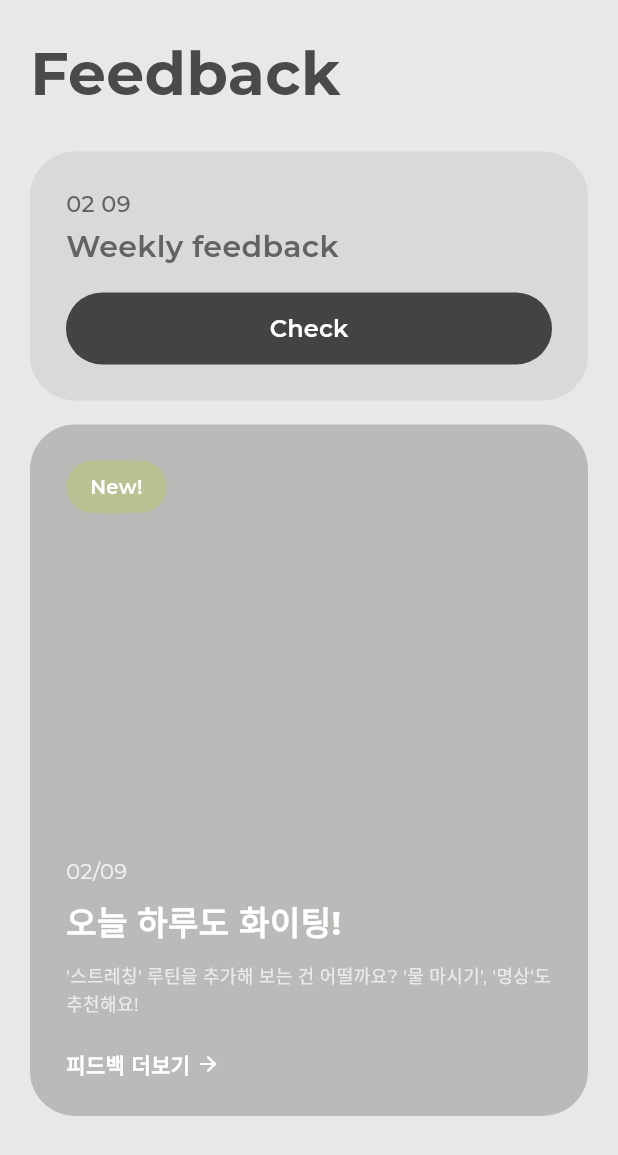
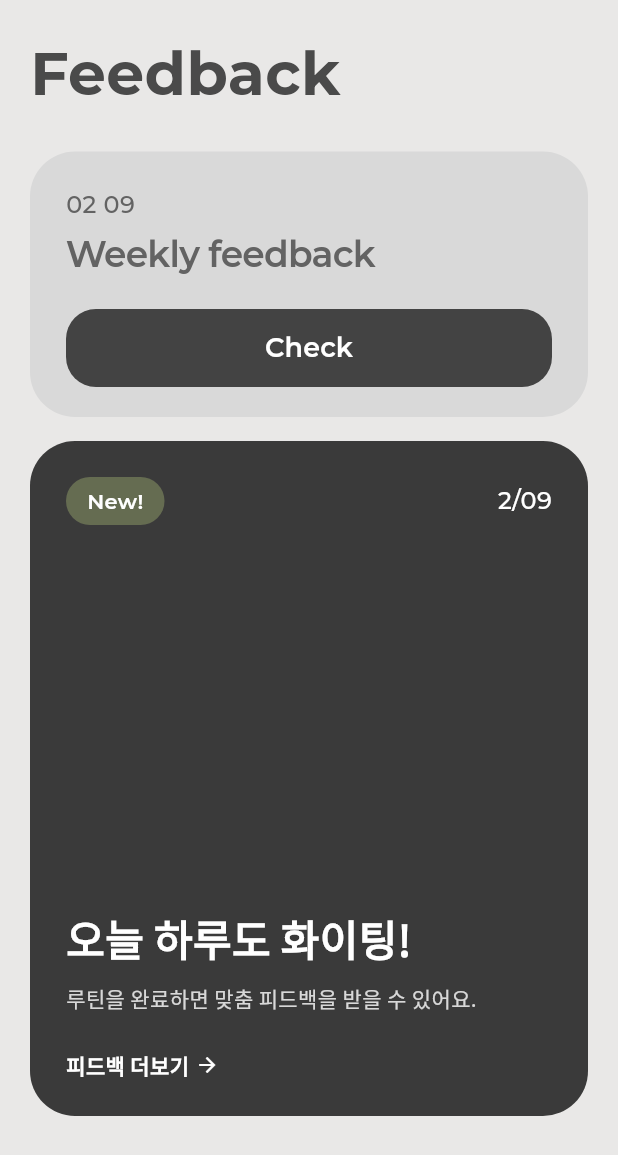
Before and after one commit to dellyu03/uphill, a Flutter app: the FeedbackScreen screen opened directly, on a phone screen of 412 x 824 dp. Shown: the top 1155 px of the screen. Run offline on Flutter 3.47's test engine with Material 3 defaults, Android fonts, the light colour scheme and no system bars; our stand-ins replace camera, firebase_auth, firebase_core, google_fonts, google_sign_in, permission_handler and 1 more; accounts and stored records are empty; network calls fail.

Commit message:
feat : 회고록 페이지 피그마에 적용된 디자인으로 수정

```diff
--- a/uphill/lib/screens/feedback_screen.dart
+++ b/uphill/lib/screens/feedback_screen.dart
@@ -9,6 +9,7 @@ import '../theme/app_theme.dart';
 import '../constants/app_constants.dart';
 import '../services/routine_service.dart';
 import '../services/auth_service.dart';
+import '../services/dummy_auth_service.dart';
 
 /// 피드백 화면 위젯
 /// 주간 피드백과 일간 AI 피드백을 표시합니다.
@@ -28,6 +29,7 @@ class FeedbackScreenState extends State<FeedbackScreen>
 
   /// 인증 서비스 싱글톤
   final AuthService _authService = AuthService();
+  final DummyAuthService _dummyAuthService = DummyAuthService();
 
   /// 로딩 상태
   bool _isLoading = true;
@@ -41,6 +43,7 @@ class FeedbackScreenState extends State<FeedbackScreen>
   List<String> _recommendedRoutines = [];
   int _totalRoutines = 0;
   int _totalDurationSeconds = 0;
+  String? _backgroundImageUrl;
 
   @override
   void initState() {
@@ -68,6 +71,10 @@ class FeedbackScreenState extends State<FeedbackScreen>
     _loadDailyFeedback();
   }
 
+  /// 로그인 여부 확인
+  bool get _isLoggedIn =>
+      _authService.isLoggedIn || _dummyAuthService.isLoggedIn;
+
   /// 일간 피드백 로드
   /// [Backend 요청] GET /executions/daily/{date}/feedback
   Future<void> _loadDailyFeedback() async {
@@ -80,9 +87,11 @@ class FeedbackScreenState extends State<FeedbackScreen>
 
     try {
       // 로그인 확인
-      if (!_authService.isLoggedIn) {
+      if (!_isLoggedIn) {
         final loaded = await _authService.loadStoredAuth();
-        if (!loaded) {
+        final dummyLoaded = await _dummyAuthService.loadStoredAuth();
+
+        if (!loaded && !dummyLoaded) {
           if (!mounted) return;
           setState(() {
             _isLoading = false;
@@ -121,14 +130,17 @@ class FeedbackScreenState extends State<FeedbackScreen>
     setState(() {
       _aiFeedbackShort = feedback['ai_feedback_short'] ?? '';
       _aiFeedbackFull = feedback['ai_feedback_full'] ?? '';
-      _recommendedRoutines =
-          List<String>.from(feedback['recommended_routines'] ?? []);
+      _recommendedRoutines = List<String>.from(
+        feedback['recommended_routines'] ?? [],
+      );
 
       final summary = feedback['summary'] as Map<String, dynamic>?;
       if (summary != null) {
         _totalRoutines = summary['total_routines'] ?? 0;
         _totalDurationSeconds = summary['total_duration_seconds'] ?? 0;
       }
+
+      _backgroundImageUrl = feedback['background_image_url'];
 
       debugPrint('📝 파싱된 피드백 - short: $_aiFeedbackShort');
       debugPrint('📝 추천 루틴: $_recommendedRoutines');
@@ -147,11 +159,6 @@ class FeedbackScreenState extends State<FeedbackScreen>
       _recommendedRoutines = TextConstants.defaultRecommendedRoutines;
       _errorMessage = null;
     });
-  }
-
-  /// 날짜 포맷팅
-  String _formatDate(DateTime date) {
-    return '${date.month.toString().padLeft(2, '0')}/${date.day.toString().padLeft(2, '0')}';
   }
 
   @override
@@ -173,11 +180,17 @@ class FeedbackScreenState extends State<FeedbackScreen>
               // 헤더 - "Feedback" 타이틀
               _buildHeader(),
               const SizedBox(height: 24),
-              // 주간 피드백 카드
-              _buildWeeklyCard(colors),
-              const SizedBox(height: 16),
-              // 일간 AI 피드백 카드
-              Expanded(child: _buildInsightCard(colors)),
+
+              // 피드백 데이터가 없으면 빈 상태 표시
+              if (_aiFeedbackShort.isEmpty && !_isLoading)
+                Expanded(child: _buildEmptyState(colors))
+              else ...[
+                // 주간 피드백 카드
+                _buildWeeklyCard(colors),
+                const SizedBox(height: 16),
+                // 일간 AI 피드백 카드
+                Expanded(child: _buildInsightCard(colors)),
+              ],
               const SizedBox(height: 80),
             ],
           ),
@@ -198,19 +211,65 @@ class FeedbackScreenState extends State<FeedbackScreen>
     );
   }
 
-  /// 주간 피드백 카드 위젯
+  /// 빈 상태 위젯 (Figma 646:1225)
+  Widget _buildEmptyState(UphillColors colors) {
+    return Column(
+      mainAxisAlignment: MainAxisAlignment.center,
+      children: [
+        // 빈 상태 이미지 (Mailbox)
+        // 실제 이미지가 없으므로 아이콘으로 대체, 추후 이미지 asset으로 교체 필요
+        Container(
+          width: 200,
+          height: 200,
+          decoration: BoxDecoration(
+            color: const Color(0xFFC0CC90), // Figma 유사 색상
+            shape: BoxShape.circle,
+          ),
+          child: ClipOval(
+            child: Image.asset(
+              'assets/images/img_feedback_empty.png',
+              width: 200,
+              height: 200,
+              fit: BoxFit.cover,
+              errorBuilder: (context, error, stackTrace) {
+                return const Icon(
+                  Icons.mail_outline,
+                  size: 100,
+                  color: Colors.white,
+                );
+              },
+            ),
+          ),
+        ),
+        const SizedBox(height: 32),
+        // 안내 텍스트
+        Text(
+          '아직 도착한 피드백이 없어요.',
+          style: GoogleFonts.notoSansKr(
+            fontSize: 18,
+            fontWeight: FontWeight.w500,
+            color: const Color(0xFF4A4A4A),
+          ),
+          textAlign: TextAlign.center,
+        ),
+        const SizedBox(height: 100), // 시각적 중심 보정
+      ],
+    );
+  }
+
+  /// 주간 피드백 카드 위젯 (Figma 487:2499 Top Card)
   Widget _buildWeeklyCard(UphillColors colors) {
+    // Figma 상 날짜 예시: 12 04
     final now = DateTime.now();
     final dateDisplay =
         '${now.month.toString().padLeft(2, '0')} ${now.day.toString().padLeft(2, '0')}';
 
-    // 주간 피드백 카드 컨테이너
     return Container(
       width: double.infinity,
-      padding: const EdgeInsets.all(24),
+      padding: const EdgeInsets.fromLTRB(24, 24, 24, 20),
       decoration: BoxDecoration(
-        color: colors.feedbackCardWeekBg,
-        borderRadius: BorderRadius.circular(LayoutConstants.largeBorderRadius),
+        color: const Color(0xFFD9D9D9), // Figma Design Color
+        borderRadius: BorderRadius.circular(30), // Figma Radius
       ),
       child: Column(
         crossAxisAlignment: CrossAxisAlignment.start,
@@ -219,9 +278,9 @@ class FeedbackScreenState extends State<FeedbackScreen>
           Text(
             dateDisplay,
             style: GoogleFonts.montserrat(
-              fontSize: 15,
+              fontSize: 16,
               fontWeight: FontWeight.w500,
-              color: colors.feedbackCardWeekText,
+              color: const Color(0xFF636363),
             ),
           ),
           const SizedBox(height: 4),
@@ -229,33 +288,32 @@ class FeedbackScreenState extends State<FeedbackScreen>
           Text(
             'Weekly feedback',
             style: GoogleFonts.montserrat(
-              fontSize: 20,
+              fontSize: 24,
               fontWeight: FontWeight.w600,
-              color: colors.feedbackCardWeekText,
+              color: const Color(0xFF636363),
+              letterSpacing: -0.5,
             ),
           ),
-          const SizedBox(height: 16),
+          const SizedBox(height: 20),
           // Check 버튼
           SizedBox(
             width: double.infinity,
-            height: 48,
+            height: 52,
             child: ElevatedButton(
               onPressed: () {},
               style: ElevatedButton.styleFrom(
-                backgroundColor: colors.feedbackBtnCheckBg,
+                backgroundColor: const Color(0xFF434343), // Figma Design Color
                 shape: RoundedRectangleBorder(
-                  borderRadius: BorderRadius.circular(
-                    LayoutConstants.cardBorderRadius,
-                  ),
+                  borderRadius: BorderRadius.circular(20),
                 ),
                 elevation: 0,
               ),
               child: Text(
                 'Check',
                 style: GoogleFonts.montserrat(
-                  fontSize: 16,
+                  fontSize: 18,
                   fontWeight: FontWeight.w600,
-                  color: colors.feedbackBtnCheckText,
+                  color: Colors.white,
                 ),
               ),
             ),
@@ -265,7 +323,7 @@ class FeedbackScreenState extends State<FeedbackScreen>
     );
   }
 
-  /// 일간 인사이트 카드 위젯
+  /// 일간 인사이트 카드 위젯 (Figma 487:2499 Bottom Card)
   Widget _buildInsightCard(UphillColors colors) {
     // 로딩 상태
     if (_isLoading) {
@@ -277,8 +335,133 @@ class FeedbackScreenState extends State<FeedbackScreen>
       return _buildErrorCard(colors);
     }
 
-    // 정상 상태
-    return _buildContentCard(colors);
+    final now = DateTime.now();
+
+    // 배경 이미지 프로바이더 결정
+    ImageProvider? imageProvider;
+    if (_backgroundImageUrl != null) {
+      if (_backgroundImageUrl!.startsWith('http')) {
+        imageProvider = NetworkImage(_backgroundImageUrl!);
+      } else {
+        imageProvider = AssetImage(_backgroundImageUrl!);
+      }
+    }
+
+    return Container(
+      width: double.infinity,
+      decoration: BoxDecoration(
+        color: const Color(0xFF3A3A3A),
+        borderRadius: BorderRadius.circular(30),
+        image: imageProvider != null
+            ? DecorationImage(
+                image: imageProvider,
+                fit: BoxFit.cover,
+                colorFilter: const ColorFilter.mode(
+                  Colors.black38, // 이미지 어둡게 처리
+                  BlendMode.darken,
+                ),
+              )
+            : null,
+      ),
+      child: Stack(
+        children: [
+          Padding(
+            padding: const EdgeInsets.all(24),
+            child: Column(
+              crossAxisAlignment: CrossAxisAlignment.start,
+              children: [
+                Row(
+                  mainAxisAlignment: MainAxisAlignment.spaceBetween,
+                  children: [
+                    // New 배지
+                    Container(
+                      padding: const EdgeInsets.symmetric(
+                        horizontal: 14,
+                        vertical: 6,
+                      ),
+                      decoration: BoxDecoration(
+                        color: const Color(0xFF6A7154).withOpacity(0.9),
+                        borderRadius: BorderRadius.circular(20),
+                      ),
+                      child: Text(
+                        'New!',
+                        style: GoogleFonts.montserrat(
+                          fontSize: 14,
+                          fontWeight: FontWeight.w600,
+                          color: Colors.white,
+                        ),
+                      ),
+                    ),
+                    // 날짜
+                    Text(
+                      '${now.month}/${now.day.toString().padLeft(2, '0')}',
+                      style: GoogleFonts.montserrat(
+                        fontSize: 16,
+                        fontWeight: FontWeight.w500,
+                        color: Colors.white,
+                      ),
+                    ),
+                  ],
+                ),
+                const Spacer(),
+
+                // 메인 피드백 텍스트
+                Text(
+                  _aiFeedbackShort.isNotEmpty
+                      ? _aiFeedbackShort
+                      : '오늘의 루틴을 완료해보세요',
+                  style: GoogleFonts.notoSansKr(
+                    fontSize: 28,
+                    fontWeight: FontWeight.bold,
+                    color: Colors.white,
+                    height: 1.3,
+                  ),
+                ),
+                const SizedBox(height: 12),
+
+                // 서브 피드백 텍스트 (추천 문구)
+                Text(
+                  _aiFeedbackFull.isNotEmpty
+                      ? _aiFeedbackFull
+                      : '루틴을 수행하면 더 정확한 피드백을 받을 수 있어요.',
+                  style: GoogleFonts.notoSansKr(
+                    fontSize: 14,
+                    color: Colors.white.withOpacity(0.8),
+                    height: 1.5,
+                  ),
+                  maxLines: 3,
+                  overflow: TextOverflow.ellipsis,
+                ),
+                const SizedBox(height: 24),
+
+                // 피드백 더보기 버튼
+                GestureDetector(
+                  onTap: () {},
+                  child: Row(
+                    children: [
+                      Text(
+                        '피드백 더보기',
+                        style: GoogleFonts.notoSansKr(
+                          fontSize: 14,
+                          fontWeight: FontWeight.w600,
+                          color: Colors.white,
+                        ),
+                      ),
+                      const SizedBox(width: 4),
+                      const Icon(
+                        Icons.arrow_forward,
+                        size: 16,
+                        color: Colors.white,
+                      ),
+                    ],
+                  ),
+                ),
+              ],
+            ),
+          ),
+        ],
+      ),
+    );
   }
 
   /// 로딩 카드 위젯
@@ -287,8 +470,8 @@ class FeedbackScreenState extends State<FeedbackScreen>
       width: double.infinity,
       padding: const EdgeInsets.all(24),
       decoration: BoxDecoration(
-        color: colors.feedbackCardDailyBg,
-        borderRadius: BorderRadius.circular(LayoutConstants.largeBorderRadius),
+        color: const Color(0xFF333333),
+        borderRadius: BorderRadius.circular(30),
       ),
       child: const Center(
         child: CircularProgressIndicator(color: Colors.white),
@@ -302,39 +485,29 @@ class FeedbackScreenState extends State<FeedbackScreen>
       width: double.infinity,
       padding: const EdgeInsets.all(24),
       decoration: BoxDecoration(
-        color: colors.feedbackCardDailyBg,
-        borderRadius: BorderRadius.circular(LayoutConstants.largeBorderRadius),
+        color: const Color(0xFF333333),
+        borderRadius: BorderRadius.circular(30),
       ),
       child: Center(
         child: Column(
           mainAxisAlignment: MainAxisAlignment.center,
           children: [
-            // 에러 아이콘
-            Icon(
-              Icons.error_outline,
-              color: colors.feedbackCardDailyText,
-              size: 48,
-            ),
+            const Icon(Icons.error_outline, color: Colors.white, size: 48),
             const SizedBox(height: 16),
-            // 에러 메시지
             Text(
-              _errorMessage!,
-              style: GoogleFonts.montserrat(
-                fontSize: 16,
-                color: colors.feedbackCardDailyText,
-              ),
+              _errorMessage ?? '오류가 발생했습니다.',
+              style: GoogleFonts.notoSansKr(fontSize: 16, color: Colors.white),
               textAlign: TextAlign.center,
             ),
             const SizedBox(height: 16),
-            // 다시 시도 버튼
             TextButton(
               onPressed: _loadDailyFeedback,
               child: Text(
                 '다시 시도',
-                style: GoogleFonts.montserrat(
+                style: GoogleFonts.notoSansKr(
                   fontSize: 14,
                   fontWeight: FontWeight.w600,
-                  color: colors.feedbackCardDailyText,
+                  color: Colors.white,
                 ),
               ),
             ),
@@ -343,136 +516,4 @@ class FeedbackScreenState extends State<FeedbackScreen>
       ),
     );
   }
-
-  /// 콘텐츠 카드 위젯
-  Widget _buildContentCard(UphillColors colors) {
-    final now = DateTime.now();
-
-    // 추천 루틴 한마디 생성
-    final recommendationText = _buildRecommendationText();
-
-    // 일간 피드백 카드 컨테이너
-    return Container(
-      width: double.infinity,
-      padding: const EdgeInsets.all(24),
-      decoration: BoxDecoration(
-        color: colors.feedbackCardDailyBg,
-        borderRadius: BorderRadius.circular(LayoutConstants.largeBorderRadius),
-      ),
-      child: Column(
-        crossAxisAlignment: CrossAxisAlignment.start,
-        children: [
-          // New 배지
-          _buildNewBadge(colors),
-          const Spacer(),
-          // 날짜
-          Text(
-            _formatDate(now),
-            style: GoogleFonts.montserrat(
-              fontSize: 14,
-              color: colors.feedbackCardDailyText.withValues(alpha: 0.8),
-            ),
-          ),
-          const SizedBox(height: 8),
-          // AI 한 줄 피드백
-          Text(
-            _aiFeedbackShort.isNotEmpty
-                ? _aiFeedbackShort
-                : '오늘의 피드백을 준비 중이에요',
-            style: GoogleFonts.montserrat(
-              fontSize: 22,
-              fontWeight: FontWeight.bold,
-              color: colors.feedbackCardDailyText,
-              height: 1.3,
-            ),
-            maxLines: 3,
-            overflow: TextOverflow.ellipsis,
-          ),
-          const SizedBox(height: 12),
-          // 추천 루틴 한마디
-          Text(
-            recommendationText.isNotEmpty
-                ? recommendationText
-                : '루틴을 완료하면 맞춤 추천을 받을 수 있어요!',
-            style: GoogleFonts.montserrat(
-              fontSize: 12,
-              color: colors.feedbackCardDailyText.withValues(alpha: 0.7),
-              height: 1.5,
-            ),
-            maxLines: 3,
-            overflow: TextOverflow.ellipsis,
-          ),
-          const SizedBox(height: 20),
-          // 피드백 더보기 버튼
-          _buildMoreButton(colors),
-        ],
-      ),
-    );
-  }
-
-  /// New 배지 위젯
-  Widget _buildNewBadge(UphillColors colors) {
-    return Container(
-      padding: const EdgeInsets.symmetric(horizontal: 16, vertical: 8),
-      decoration: BoxDecoration(
-        color: colors.feedbackBadgeNewBg,
-        borderRadius: BorderRadius.circular(20),
-      ),
-      child: Text(
-        'New!',
-        style: GoogleFonts.montserrat(
-          fontSize: 13,
-          fontWeight: FontWeight.w600,
-          color: colors.feedbackBadgeNewText,
-        ),
-      ),
-    );
-  }
-
-  /// 추천 텍스트 생성
-  String _buildRecommendationText() {
-    if (_recommendedRoutines.isEmpty) return '';
-
-    var text = "'${_recommendedRoutines.first}' 루틴을 추가해 보는 건 어떨까요?";
-    if (_recommendedRoutines.length > 1) {
-      text +=
-          " ${_recommendedRoutines.sublist(1).map((r) => "'$r'").join(', ')}도 추천해요!";
-    }
-    return text;
-  }
-
-  /// 더보기 버튼 위젯
-  Widget _buildMoreButton(UphillColors colors) {
-    return GestureDetector(
-      onTap: () {
-        // TODO: 더보기 기능 구현
-        ScaffoldMessenger.of(context).showSnackBar(
-          const SnackBar(
-            content: Text('더보기 기능은 준비 중이에요'),
-            duration: Duration(seconds: 2),
-          ),
-        );
-      },
-      child: Row(
-        children: [
-          // "피드백 더보기" 텍스트
-          Text(
-            '피드백 더보기',
-            style: GoogleFonts.montserrat(
-              fontSize: 14,
-              fontWeight: FontWeight.w600,
-              color: colors.feedbackCardDailyText,
-            ),
-          ),
-          const SizedBox(width: 4),
-          // 화살표 아이콘
-          Icon(
-            Icons.arrow_forward,
-            size: 16,
-            color: colors.feedbackCardDailyText,
-          ),
-        ],
-      ),
-    );
-  }
 }
```
Also changed, not shown: uphill/assets/images/img_feedback_background.png (added), uphill/assets/images/img_feedback_empty.png (added).
